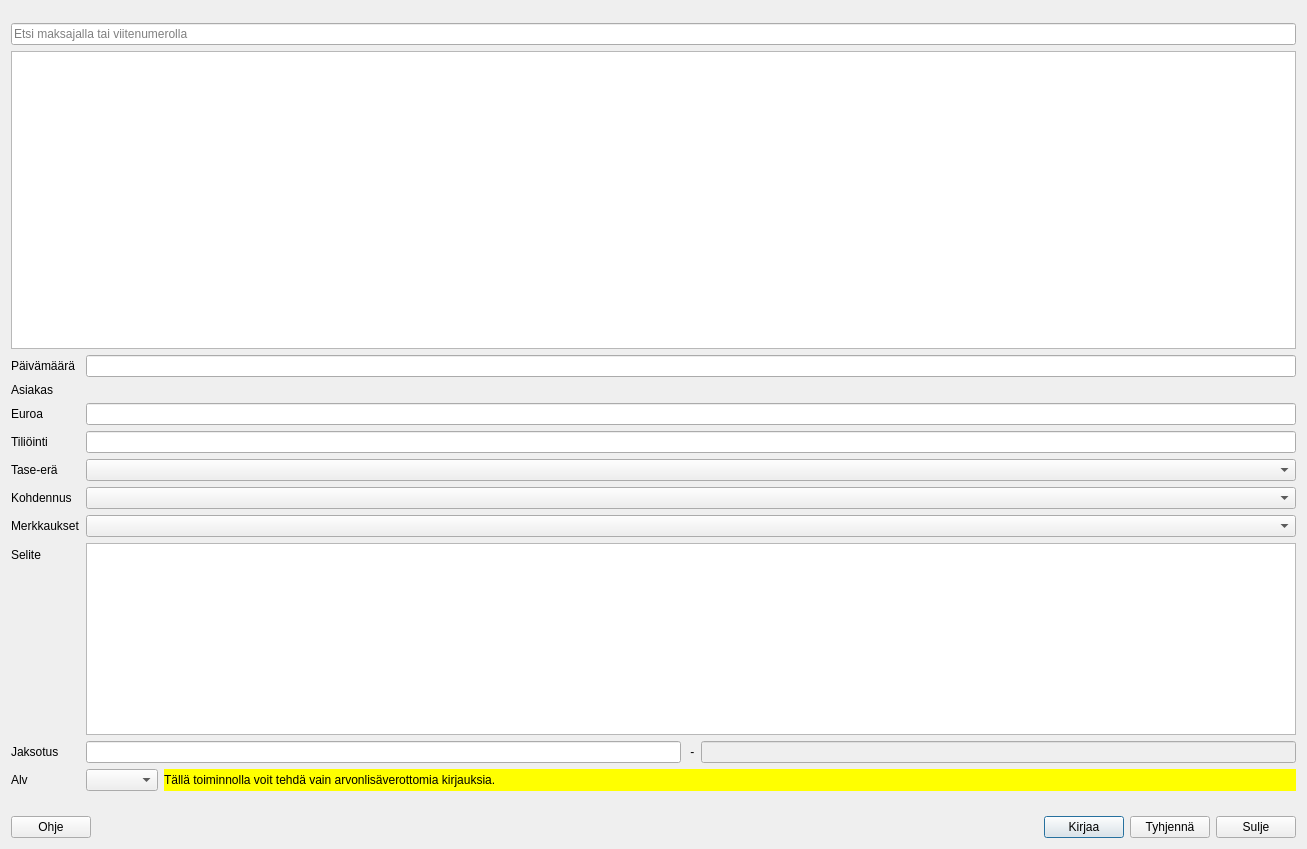
artoh/kitupiikki, file kitsas/apuri/tiliote/tiliotekirjaaja.ui: the form before one commit.
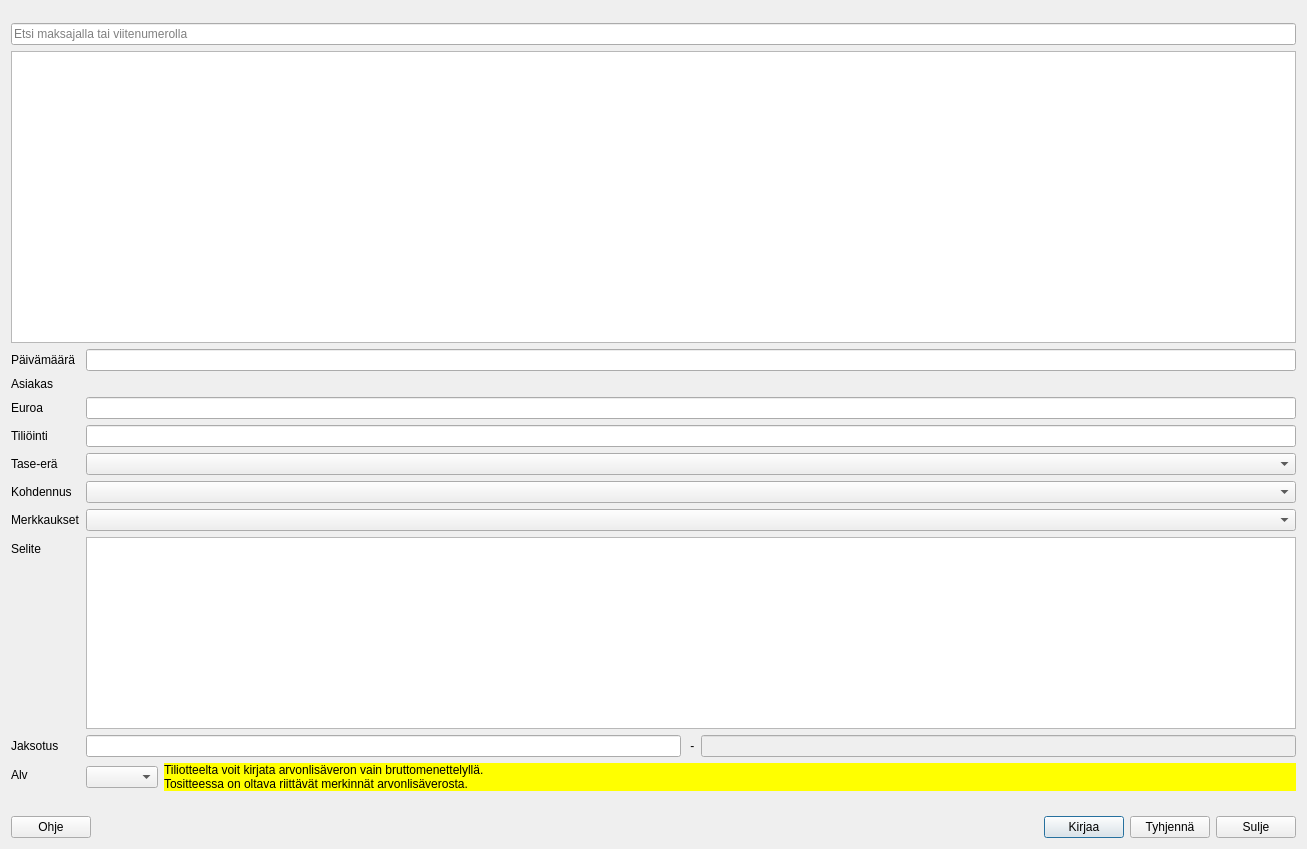
The form after the commit. Icons and pictures are not drawn. Custom widgets are drawn as their Qt base class.

Diff of the .ui file:
```diff
--- a/kitsas/apuri/tiliote/tiliotekirjaaja.ui
+++ b/kitsas/apuri/tiliote/tiliotekirjaaja.ui
@@ -216,7 +216,8 @@
           <string notr="true">background-color: rgb(255, 255, 0);</string>
          </property>
          <property name="text">
-          <string>Tällä toiminnolla voit tehdä vain arvonlisäverottomia kirjauksia.</string>
+          <string>Tiliotteelta voit kirjata arvonlisäveron vain bruttomenettelyllä. 
+Tositteessa on oltava riittävät merkinnät arvonlisäverosta.</string>
          </property>
         </widget>
        </item>
```
Left out of the diff: 10 changed lines with no effect on the pictures.
